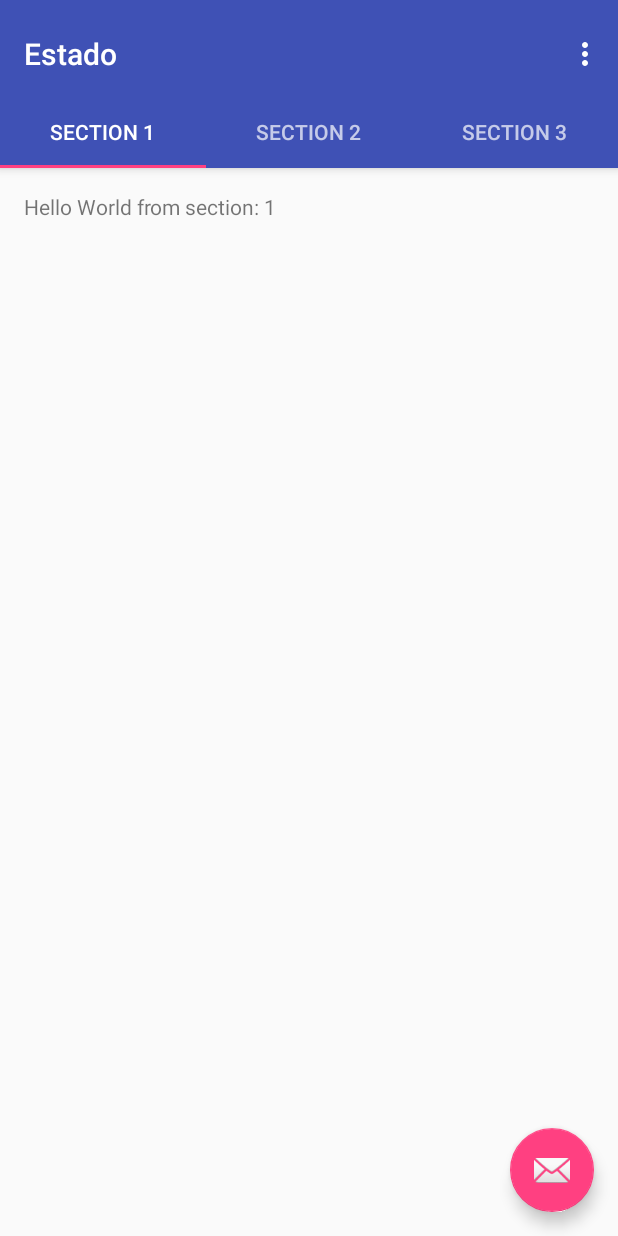
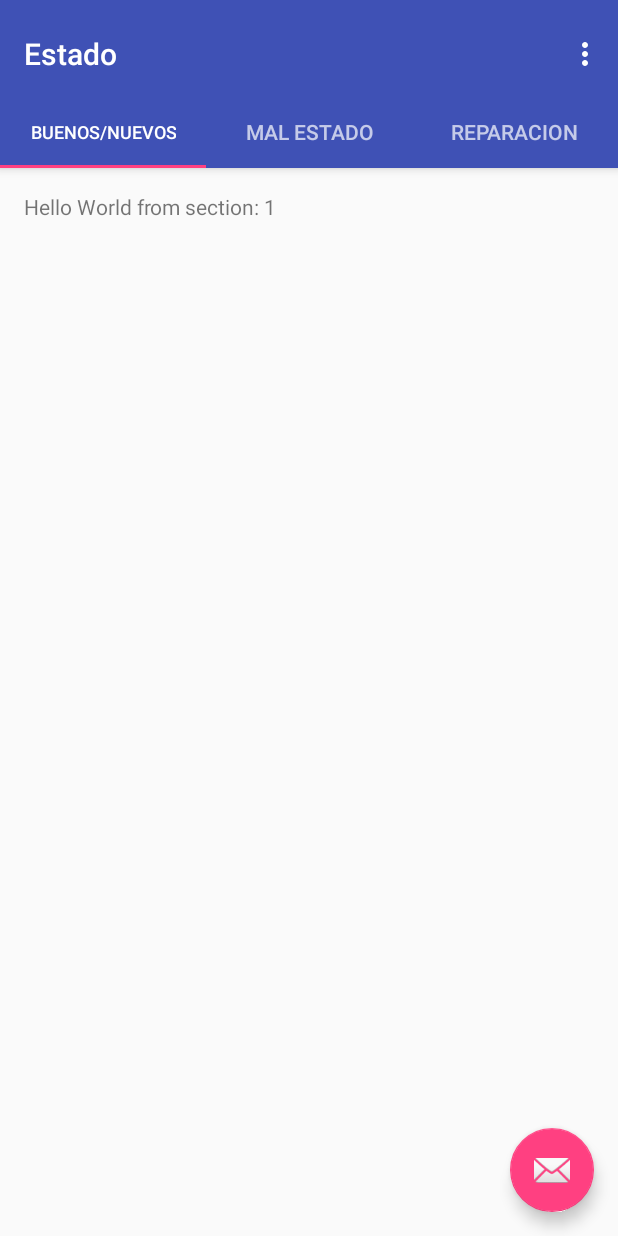
Before and after one commit to smithnoff/Skynventory, an Android app: the Estado screen opened directly, with no data from a screen before it, on a phone screen of 412 x 824 dp. Run offline under Robolectric (Android 15) with nearby library versions, the phone set to English and light mode, and no system bars.

```diff
--- a/app/build.gradle
+++ b/app/build.gradle
@@ -24,5 +24,6 @@ dependencies {
     testCompile 'junit:junit:4.12'
     compile 'com.android.support:appcompat-v7:23.4.0'
     compile 'com.github.clans:fab:1.6.3'
+    compile 'net.sourceforge.jexcelapi:jxl:2.6.12'
     compile 'com.android.support:design:23.4.0'
 }
--- a/app/src/main/AndroidManifest.xml
+++ b/app/src/main/AndroidManifest.xml
@@ -1,7 +1,9 @@
 <?xml version="1.0" encoding="utf-8"?>
 <manifest xmlns:android="http://schemas.android.com/apk/res/android"
     package="com.example.manuelfleivar.skynventory">
-
+<uses-permission android:name="android.permission.INTERNET"/>
+    <uses-permission android:name="android.permission.READ_EXTERNAL_STORAGE"/>
+    <uses-permission android:name="android.permission.WRITE_EXTERNAL_STORAGE"/>
     <application
         android:allowBackup="true"
         android:icon="@drawable/skylogo"
--- a/app/src/main/java/com/example/manuelfleivar/skynventory/Estado.java
+++ b/app/src/main/java/com/example/manuelfleivar/skynventory/Estado.java
@@ -150,11 +150,11 @@ public class Estado extends AppCompatActivity {
         public CharSequence getPageTitle(int position) {
             switch (position) {
                 case 0:
-                    return "SECTION 1";
+                    return "Buenos/Nuevos";
                 case 1:
-                    return "SECTION 2";
+                    return "Mal Estado";
                 case 2:
-                    return "SECTION 3";
+                    return "Reparacion";
             }
             return null;
         }
```
Also changed, not shown: app/src/main/res/layout/content_main.xml (line endings or trailing spaces).
